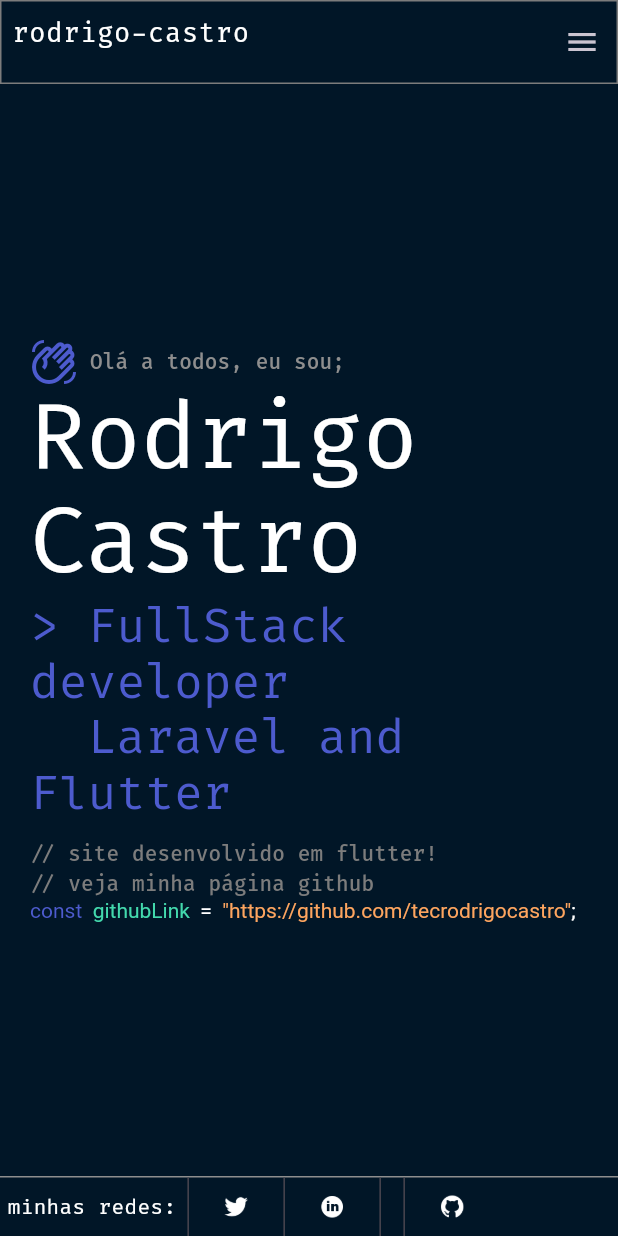
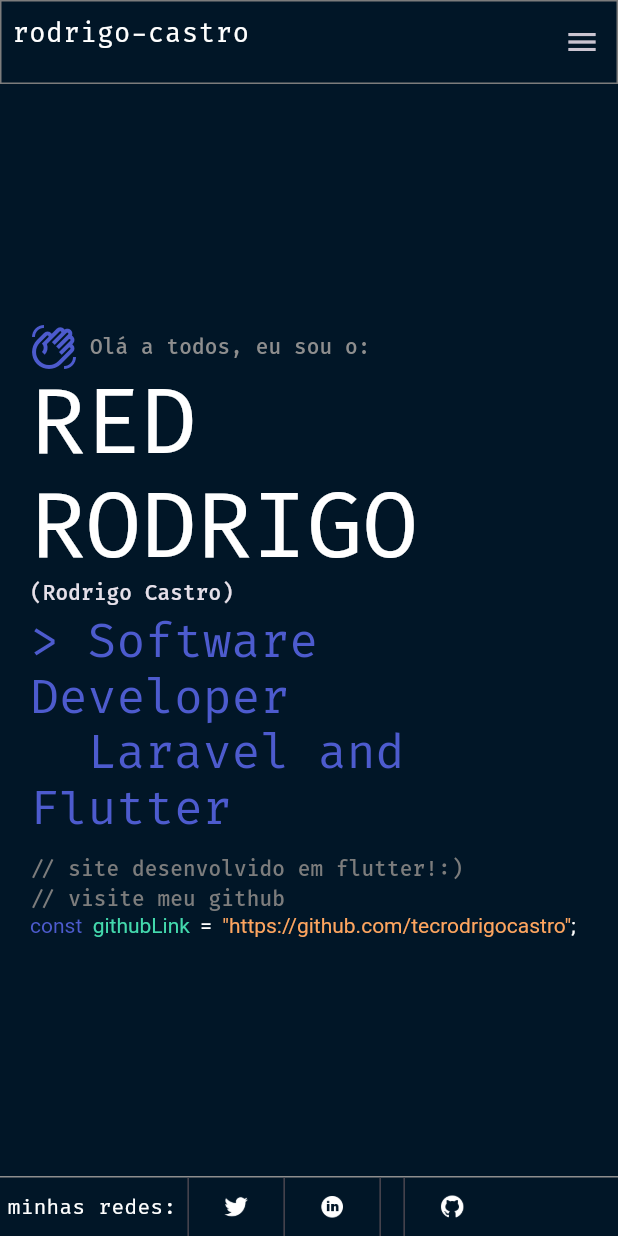
Before and after one commit to tecrodrigocastro/redrodrigo, a Flutter app: the screen it shows after launch, on a phone screen of 412 x 824 dp. Run offline on Flutter 3.47's test engine with Material 3 defaults, Android fonts, the phone set to English and light mode, and no system bars; our stand-ins replace bloc, dio, flutter_bloc, flutter_markdown, freezed_annotation.

Commit message:
refatorando a home

```diff
--- a/lib/pages/home_page/widgets/info_home.dart
+++ b/lib/pages/home_page/widgets/info_home.dart
@@ -1,5 +1,7 @@
 import 'package:flutter/material.dart';
 import 'package:redrodrigo/shared/constants/colors_schema.dart';
+import 'package:redrodrigo/shared/constants/constants.dart';
+import 'package:url_launcher/url_launcher_string.dart';
 
 class InfoHome extends StatelessWidget {
   const InfoHome({super.key});
@@ -28,22 +30,34 @@
                 width: 8,
               ),
               Text(
-                'Olá a todos, eu sou;',
+                'Olá a todos, eu sou o:',
                 style: Theme.of(context).textTheme.labelLarge!.copyWith(
                       color: primaryColorLight,
                     ),
               ),
             ],
           ),
-          Text(
+          /*   Text(
             'Rodrigo Castro',
             style: Theme.of(context).textTheme.displayLarge,
+          ), */
+          RichText(
+            text: TextSpan(
+              text: 'RED RODRIGO\n',
+              style: Theme.of(context).textTheme.displayLarge,
+              children: [
+                TextSpan(
+                  text: '(Rodrigo Castro)',
+                  style: Theme.of(context).textTheme.labelLarge,
+                ),
+              ],
+            ),
           ),
           const SizedBox(
             height: 4,
           ),
           Text(
-            '> FullStack developer\n  Laravel and Flutter',
+            '> Software Developer\n  Laravel and Flutter',
             style: Theme.of(context)
                 .textTheme
                 .displayMedium!
@@ -53,40 +67,42 @@
             height: 12,
           ),
           Text(
-            '// site desenvolvido em flutter!',
+            '// site desenvolvido em flutter!:)',
             style: Theme.of(context)
                 .textTheme
                 .labelLarge!
                 .copyWith(color: secondaryGreyColor),
           ),
           Text(
-            '// veja minha página github',
+            '// visite meu github',
             style: Theme.of(context)
                 .textTheme
                 .labelLarge!
                 .copyWith(color: secondaryGreyColor),
           ),
           RichText(
-            text: const TextSpan(
+            text: TextSpan(
               text: 'const  ',
-              style: TextStyle(color: secondaryBlueColor),
+              style: const TextStyle(color: secondaryBlueColor),
               children: [
-                TextSpan(
+                const TextSpan(
                   text: 'githubLink  ',
                   style: TextStyle(color: accentGreenColor),
                 ),
-                TextSpan(
+                const TextSpan(
                   text: '=  ',
                   style: TextStyle(color: secondaryWhiteColor),
                 ),
                 TextSpan(
                   text: '"https://github.com/tecrodrigocastro"',
-                  style: TextStyle(
+                  onEnter: (event) => launchUrlString(githubLink),
+                  mouseCursor: MaterialStateMouseCursor.clickable,
+                  style: const TextStyle(
                     color: accentOrangeColor,
                     overflow: TextOverflow.ellipsis,
                   ),
                 ),
-                TextSpan(
+                const TextSpan(
                   text: ';',
                   style: TextStyle(color: secondaryWhiteColor),
                 ),
--- a/lib/shared/widgets/tab_bar/tab_bar_header.dart
+++ b/lib/shared/widgets/tab_bar/tab_bar_header.dart
@@ -52,8 +52,8 @@
             style: TextButton.styleFrom(
               foregroundColor: secondaryGreyColor,
             ),
-            child: Row(
-              children: const [
+            child: const Row(
+              children: [
                 VerticalDivider(),
                 SizedBox(
                   width: 4,
```
Also changed, not shown: lib/pages/home_page/home_page.dart (+10 -9 lines), pubspec.lock, 1 other file.
